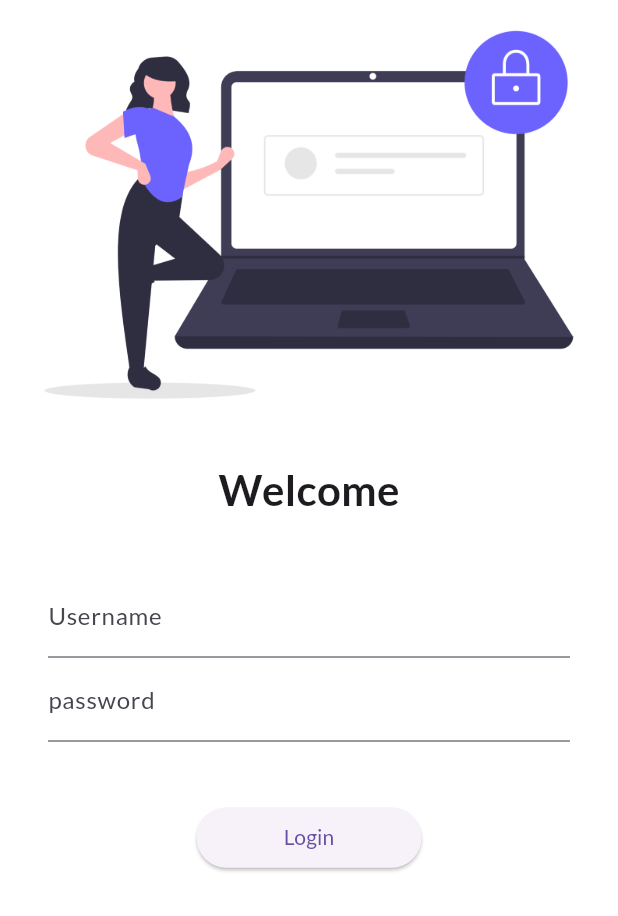
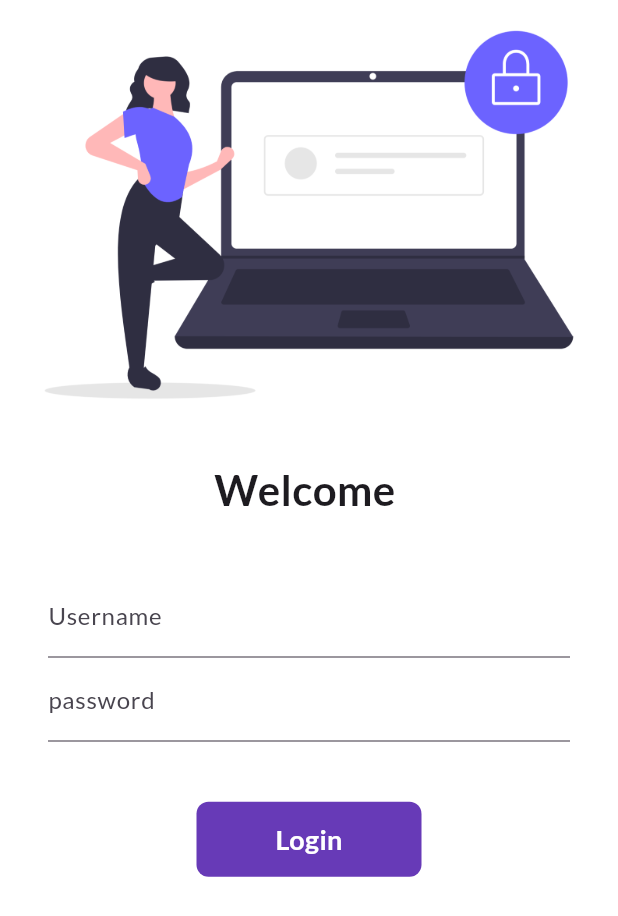
Before and after one commit to saadmohammad-dev/learn-flutter-catalog-app, a Flutter app: the screen it shows after launch, on a phone screen of 412 x 824 dp. Shown: the top 916 px of the screen. Run offline on Flutter 3.47's test engine with Material 3 defaults, Android fonts, the phone set to English and light mode, and no system bars; our stand-ins replace google_fonts.

Commit message:
Transition to statefull widget and apply animated login effects with using async

```diff
--- a/lib/pages/login_page.dart
+++ b/lib/pages/login_page.dart
@@ -1,7 +1,15 @@
 import 'package:flutter/material.dart';
 import 'package:learn_with_codepur/utiles/routes.dart';
 
-class LoginPage extends StatelessWidget {
+class LoginPage extends StatefulWidget {
+  @override
+  State<LoginPage> createState() => _LoginPageState();
+}
+
+class _LoginPageState extends State<LoginPage> {
+  String name = "";
+  bool changeButton = false;
+
   Widget build(BuildContext context) {
     return Material(
       color: Colors.white,
@@ -12,7 +20,7 @@
 
             SizedBox(height: 20.0),
             Text(
-              "Welcome",
+              "Welcome $name",
               style: TextStyle(fontSize: 28, fontWeight: FontWeight.bold),
             ),
 
@@ -30,6 +38,12 @@
                       hintText: "Enter username",
                       labelText: "Username",
                     ),
+
+                    onChanged: (value) {
+                      name = value;
+
+                      setState(() {});
+                    },
                   ),
 
                   TextField(
@@ -42,13 +56,50 @@
 
                   SizedBox(height: 40.0),
 
-                  ElevatedButton(
-                    child: Text("Login"),
-                    style: TextButton.styleFrom(minimumSize: Size(150, 40)),
-                    onPressed: () {
+                  InkWell(
+                    onTap: () async {
+                      setState(() {
+                        changeButton = true;
+                      });
+
+
+                       await Future.delayed(Duration(seconds: 1));
                       Navigator.pushNamed(context, MyRoutes.homeRoute);
                     },
+
+                    child: AnimatedContainer(
+                      duration: Duration(seconds: 1),
+                      width: changeButton ? 50 : 150,
+                      height: 50,
+                      alignment: Alignment.center,
+
+                      child: changeButton?Icon(Icons.done,color: Colors.white,)
+
+
+                      :Text(
+                        "Login",
+                        style: TextStyle(
+                          color: Colors.white,
+                          fontWeight: FontWeight.bold,
+                          fontSize: 18,
+                        ),
+                      ),
+                      decoration: BoxDecoration(
+                        color: Colors.deepPurple,
+
+                        // shape: changengeButton? BoxShape.circle:BoxShape.rectangle,
+                        borderRadius: BorderRadius.circular(changeButton ? 50:8),
+                      ),
+                    ),
                   ),
+
+                  // ElevatedButton(
+                  //   child: Text("Login"),
+                  //   style: TextButton.styleFrom(minimumSize: Size(150, 40)),
+                  //   onPressed: () {
+                  //     Navigator.pushNamed(context, MyRoutes.homeRoute);
+                  //   },
+                  // ),
                 ],
               ),
             ),
```
